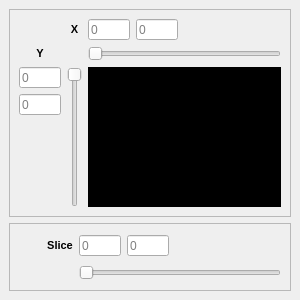
VRGroupRWTH/pli_view, file include/ui/plugins/selector_toolbox.ui: the form before one commit.
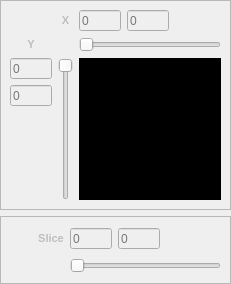
The form after the commit. Custom widgets are drawn as their Qt base class.

Commit message: Fixing widget placement issues due to Qt software architecture.

The edit to the form file:
```diff
--- a/include/ui/plugins/selector_toolbox.ui
+++ b/include/ui/plugins/selector_toolbox.ui
@@ -2,185 +2,40 @@
 <ui version="4.0">
  <class>selector_toolbox</class>
  <widget class="QWidget" name="selector_toolbox">
+  <property name="enabled">
+   <bool>false</bool>
+  </property>
   <property name="geometry">
    <rect>
     <x>0</x>
     <y>0</y>
-    <width>300</width>
-    <height>300</height>
+    <width>231</width>
+    <height>284</height>
    </rect>
   </property>
   <property name="windowTitle">
    <string>Selector Toolbox</string>
   </property>
-  <layout class="QGridLayout" name="gridLayout_3">
+  <layout class="QVBoxLayout" name="verticalLayout">
+   <property name="spacing">
+    <number>6</number>
+   </property>
+   <property name="sizeConstraint">
+    <enum>QLayout::SetDefaultConstraint</enum>
+   </property>
    <property name="leftMargin">
-    <number>9</number>
+    <number>0</number>
    </property>
    <property name="topMargin">
-    <number>9</number>
+    <number>0</number>
    </property>
    <property name="rightMargin">
-    <number>9</number>
+    <number>0</number>
    </property>
    <property name="bottomMargin">
-    <number>9</number>
+    <number>0</number>
    </property>
-   <property name="spacing">
-    <number>6</number>
-   </property>
-   <item row="1" column="0">
-    <widget class="QFrame" name="frame_lower">
-     <property name="frameShape">
-      <enum>QFrame::StyledPanel</enum>
-     </property>
-     <property name="frameShadow">
-      <enum>QFrame::Sunken</enum>
-     </property>
-     <property name="lineWidth">
-      <number>2</number>
-     </property>
-     <layout class="QGridLayout" name="gridLayout_2">
-      <item row="0" column="0" rowspan="2">
-       <spacer name="spacer_left">
-        <property name="orientation">
-         <enum>Qt::Horizontal</enum>
-        </property>
-        <property name="sizeHint" stdset="0">
-         <size>
-          <width>28</width>
-          <height>48</height>
-         </size>
-        </property>
-       </spacer>
-      </item>
-      <item row="1" column="3" colspan="3">
-       <widget class="QxtSpanSlider" name="slider_z">
-        <property name="sizePolicy">
-         <sizepolicy hsizetype="Preferred" vsizetype="Fixed">
-          <horstretch>1</horstretch>
-          <verstretch>0</verstretch>
-         </sizepolicy>
-        </property>
-        <property name="minimumSize">
-         <size>
-          <width>120</width>
-          <height>0</height>
-         </size>
-        </property>
-        <property name="maximum">
-         <number>0</number>
-        </property>
-        <property name="value">
-         <number>0</number>
-        </property>
-        <property name="orientation">
-         <enum>Qt::Horizontal</enum>
-        </property>
-       </widget>
-      </item>
-      <item row="0" column="5">
-       <spacer name="spacer_z">
-        <property name="orientation">
-         <enum>Qt::Horizontal</enum>
-        </property>
-        <property name="sizeHint" stdset="0">
-         <size>
-          <width>84</width>
-          <height>18</height>
-         </size>
-        </property>
-       </spacer>
-      </item>
-      <item row="0" column="4">
-       <widget class="QLineEdit" name="line_edit_size_z">
-        <property name="sizePolicy">
-         <sizepolicy hsizetype="Fixed" vsizetype="Fixed">
-          <horstretch>0</horstretch>
-          <verstretch>0</verstretch>
-         </sizepolicy>
-        </property>
-        <property name="minimumSize">
-         <size>
-          <width>42</width>
-          <height>21</height>
-         </size>
-        </property>
-        <property name="maximumSize">
-         <size>
-          <width>42</width>
-          <height>21</height>
-         </size>
-        </property>
-        <property name="toolTip">
-         <string>Size</string>
-        </property>
-        <property name="text">
-         <string/>
-        </property>
-        <property name="alignment">
-         <set>Qt::AlignLeading|Qt::AlignLeft|Qt::AlignVCenter</set>
-        </property>
-        <property name="placeholderText">
-         <string>0</string>
-        </property>
-       </widget>
-      </item>
-      <item row="0" column="3">
-       <widget class="QLineEdit" name="line_edit_offset_z">
-        <property name="sizePolicy">
-         <sizepolicy hsizetype="Fixed" vsizetype="Fixed">
-          <horstretch>0</horstretch>
-          <verstretch>0</verstretch>
-         </sizepolicy>
-        </property>
-        <property name="minimumSize">
-         <size>
-          <width>42</width>
-          <height>21</height>
-         </size>
-        </property>
-        <property name="maximumSize">
-         <size>
-          <width>42</width>
-          <height>21</height>
-         </size>
-        </property>
-        <property name="toolTip">
-         <string>Offset</string>
-        </property>
-        <property name="text">
-         <string/>
-        </property>
-        <property name="alignment">
-         <set>Qt::AlignLeading|Qt::AlignLeft|Qt::AlignVCenter</set>
-        </property>
-        <property name="placeholderText">
-         <string>0</string>
-        </property>
-       </widget>
-      </item>
-      <item row="0" column="1" colspan="2">
-       <widget class="QLabel" name="label_z">
-        <property name="font">
-         <font>
-          <pointsize>8</pointsize>
-          <weight>75</weight>
-          <bold>true</bold>
-         </font>
-        </property>
-        <property name="text">
-         <string>Slice</string>
-        </property>
-        <property name="alignment">
-         <set>Qt::AlignCenter</set>
-        </property>
-       </widget>
-      </item>
-     </layout>
-    </widget>
-   </item>
-   <item row="0" column="0">
+   <item>
     <widget class="QFrame" name="frame_upper">
      <property name="sizePolicy">
       <sizepolicy hsizetype="Expanding" vsizetype="Expanding">
@@ -902,6 +757,157 @@
      </layout>
     </widget>
    </item>
+   <item>
+    <widget class="QFrame" name="frame_lower">
+     <property name="frameShape">
+      <enum>QFrame::StyledPanel</enum>
+     </property>
+     <property name="frameShadow">
+      <enum>QFrame::Sunken</enum>
+     </property>
+     <property name="lineWidth">
+      <number>2</number>
+     </property>
+     <layout class="QGridLayout" name="gridLayout_2">
+      <item row="0" column="5">
+       <spacer name="spacer_z">
+        <property name="orientation">
+         <enum>Qt::Horizontal</enum>
+        </property>
+        <property name="sizeHint" stdset="0">
+         <size>
+          <width>84</width>
+          <height>18</height>
+         </size>
+        </property>
+       </spacer>
+      </item>
+      <item row="0" column="0" rowspan="2">
+       <spacer name="spacer_left">
+        <property name="orientation">
+         <enum>Qt::Horizontal</enum>
+        </property>
+        <property name="sizeHint" stdset="0">
+         <size>
+          <width>28</width>
+          <height>48</height>
+         </size>
+        </property>
+       </spacer>
+      </item>
+      <item row="0" column="3">
+       <widget class="QLineEdit" name="line_edit_offset_z">
+        <property name="sizePolicy">
+         <sizepolicy hsizetype="Fixed" vsizetype="Fixed">
+          <horstretch>0</horstretch>
+          <verstretch>0</verstretch>
+         </sizepolicy>
+        </property>
+        <property name="minimumSize">
+         <size>
+          <width>42</width>
+          <height>21</height>
+         </size>
+        </property>
+        <property name="maximumSize">
+         <size>
+          <width>42</width>
+          <height>21</height>
+         </size>
+        </property>
+        <property name="toolTip">
+         <string>Offset</string>
+        </property>
+        <property name="text">
+         <string/>
+        </property>
+        <property name="alignment">
+         <set>Qt::AlignLeading|Qt::AlignLeft|Qt::AlignVCenter</set>
+        </property>
+        <property name="placeholderText">
+         <string>0</string>
+        </property>
+       </widget>
+      </item>
+      <item row="1" column="3" colspan="3">
+       <widget class="QxtSpanSlider" name="slider_z">
+        <property name="sizePolicy">
+         <sizepolicy hsizetype="Preferred" vsizetype="Fixed">
+          <horstretch>1</horstretch>
+          <verstretch>0</verstretch>
+         </sizepolicy>
+        </property>
+        <property name="minimumSize">
+         <size>
+          <width>120</width>
+          <height>0</height>
+         </size>
+        </property>
+        <property name="maximum">
+         <number>0</number>
+        </property>
+        <property name="value">
+         <number>0</number>
+        </property>
+        <property name="orientation">
+         <enum>Qt::Horizontal</enum>
+        </property>
+       </widget>
+      </item>
+      <item row="0" column="4">
+       <widget class="QLineEdit" name="line_edit_size_z">
+        <property name="sizePolicy">
+         <sizepolicy hsizetype="Fixed" vsizetype="Fixed">
+          <horstretch>0</horstretch>
+          <verstretch>0</verstretch>
+         </sizepolicy>
+        </property>
+        <property name="minimumSize">
+         <size>
+          <width>42</width>
+          <height>21</height>
+         </size>
+        </property>
+        <property name="maximumSize">
+         <size>
+          <width>42</width>
+          <height>21</height>
+         </size>
+        </property>
+        <property name="toolTip">
+         <string>Size</string>
+        </property>
+        <property name="text">
+         <string/>
+        </property>
+        <property name="alignment">
+         <set>Qt::AlignLeading|Qt::AlignLeft|Qt::AlignVCenter</set>
+        </property>
+        <property name="placeholderText">
+         <string>0</string>
+        </property>
+       </widget>
+      </item>
+      <item row="0" column="1" colspan="2">
+       <widget class="QLabel" name="label_z">
+        <property name="font">
+         <font>
+          <pointsize>8</pointsize>
+          <weight>75</weight>
+          <bold>true</bold>
+         </font>
+        </property>
+        <property name="text">
+         <string>Slice</string>
+        </property>
+        <property name="alignment">
+         <set>Qt::AlignCenter</set>
+        </property>
+       </widget>
+      </item>
+     </layout>
+    </widget>
+   </item>
   </layout>
  </widget>
  <customwidgets>
```
Left out of the diff: 294 changed lines with no effect on the pictures. The commit also changes 1 other file.
